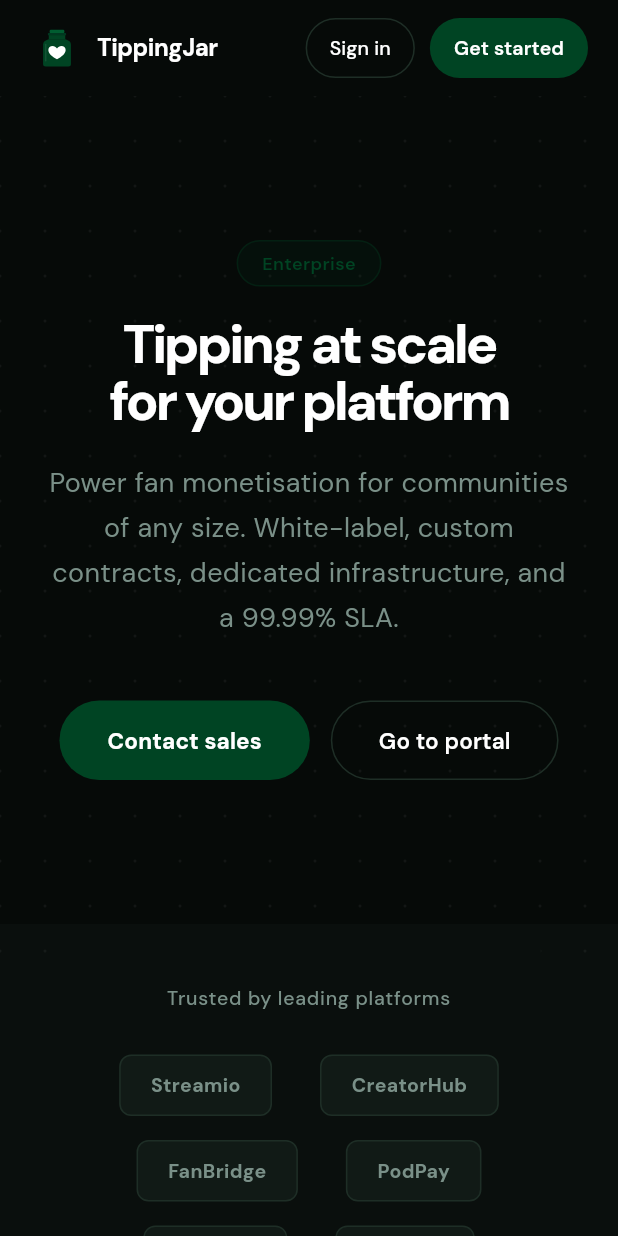
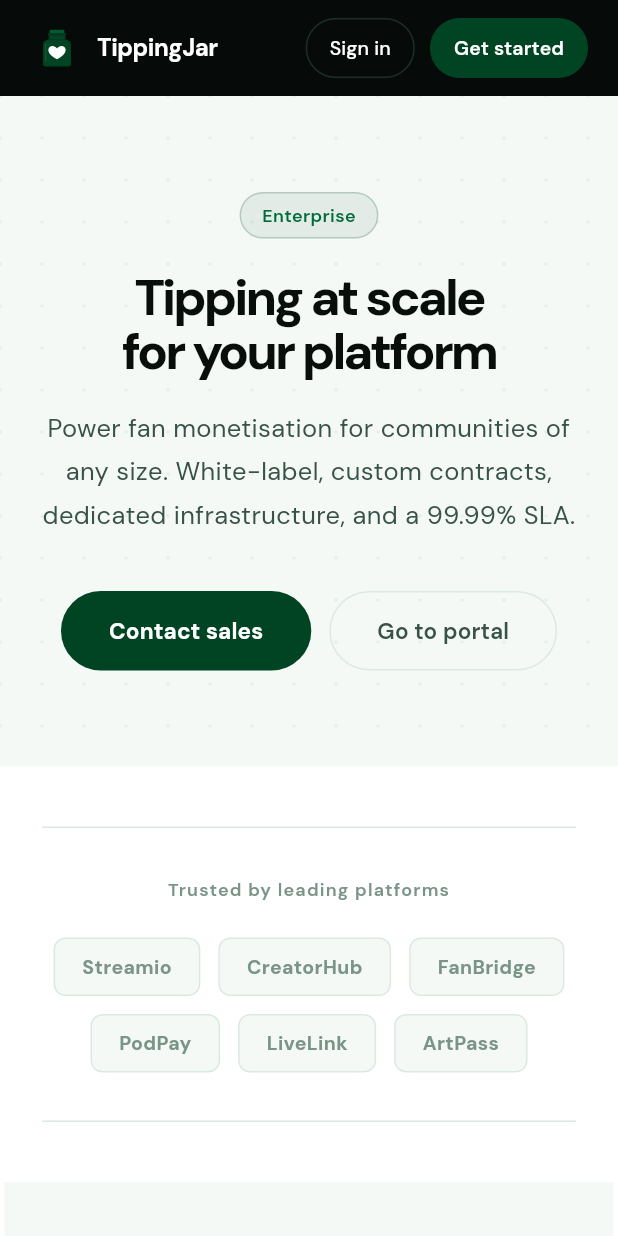
Before and after one commit to Thulani54/the-tipping-jar, a Flutter app: the EnterpriseScreen screen opened by its route, on a phone screen of 412 x 824 dp. Run offline on Flutter 3.47's test engine with Material 3 defaults, Android fonts, the phone set to English and light mode, and no system bars; drawn by our look-alikes of flutter_animate; our stand-ins replace file_picker, flutter_html, flutter_spinkit, flutter_svg, go_router, google_fonts and 3 more; missing offline and left inert: dart:html; accounts and stored records are empty; network calls fail.

Commit message:
feat: redesign enterprise + blog pages with white theme
Enterprise:
- White/sage bg, remove testimonials section
- Light dot painter hero, green tag pill
- White feature cards with hover lift + green border
- Green gradient CTA card with business icon

Blog:
- White/sage bg, sage hero with dot painter
- Featured card: ink headline, hover colour border, author avatar
- Article cards: hover lift, read time in header, author avatar
- Shared SiteFooter + smooth scroll on both pages

Co-Authored-By: Claude Sonnet 4.6 <noreply@anthropic.com>

```diff
--- a/frontend/lib/screens/enterprise_screen.dart
+++ b/frontend/lib/screens/enterprise_screen.dart
@@ -1,9 +1,20 @@
+import 'package:flutter/gestures.dart';
 import 'package:flutter/material.dart';
 import 'package:flutter_animate/flutter_animate.dart';
 import 'package:go_router/go_router.dart';
 import 'package:google_fonts/google_fonts.dart';
-import '../theme.dart';
 import '../widgets/app_nav.dart';
+import '../widgets/site_footer.dart';
+
+// ─── Palette ──────────────────────────────────────────────────────────────────
+const _bgWhite    = Colors.white;
+const _bgSage     = Color(0xFFF5F9F6);
+const _ink        = Color(0xFF080F0B);
+const _inkBody    = Color(0xFF38524A);
+const _inkMuted   = Color(0xFF7A9487);
+const _border     = Color(0xFFDBEAE1);
+const _green      = Color(0xFF004423);
+const _greenMid   = Color(0xFF006B3A);
 
 class EnterpriseScreen extends StatelessWidget {
   const EnterpriseScreen({super.key});
@@ -11,90 +22,85 @@ class EnterpriseScreen extends StatelessWidget {
   @override
   Widget build(BuildContext context) {
     return Scaffold(
-      backgroundColor: kDark,
+      backgroundColor: _bgWhite,
       appBar: AppNav(activeRoute: '/enterprise'),
-      body: SingleChildScrollView(
+      body: ScrollConfiguration(
+        behavior: _SmoothScroll(),
+        child: SingleChildScrollView(
+          physics: const ClampingScrollPhysics(),
           child: Column(children: [
             _hero(context),
             _logos(),
             _features(context),
-          _testimonials(),
             _cta(context),
-          _footer(),
+            const SiteFooter(),
           ]),
+        ),
       ),
     );
   }
 
-  // ─── Hero ──────────────────────────────────────────────────────────────────
   Widget _hero(BuildContext context) {
     final w = MediaQuery.of(context).size.width;
+    final mobile = w < 700;
     return Container(
       width: double.infinity,
-      decoration: const BoxDecoration(color: kDarker),
+      color: _bgSage,
       child: Stack(children: [
-        Positioned.fill(child: CustomPaint(painter: _DotGridPainter())),
+        Positioned.fill(child: CustomPaint(painter: _LightDotPainter())),
         Padding(
-          padding: EdgeInsets.symmetric(
-              horizontal: w > 900 ? 80 : 28, vertical: 96),
-          child: Column(
-            crossAxisAlignment: CrossAxisAlignment.center,
-            children: [
+          padding: EdgeInsets.symmetric(horizontal: w > 900 ? 80 : 28, vertical: mobile ? 64 : 96),
+          child: Column(children: [
             Container(
-          padding: const EdgeInsets.symmetric(horizontal: 16, vertical: 6),
+              padding: const EdgeInsets.symmetric(horizontal: 14, vertical: 6),
               decoration: BoxDecoration(
-            color: kPrimary.withOpacity(0.1),
-            borderRadius: BorderRadius.circular(36),
-            border: Border.all(color: kPrimary.withOpacity(0.3)),
+                color: _green.withOpacity(0.08),
+                borderRadius: BorderRadius.circular(100),
+                border: Border.all(color: _green.withOpacity(0.20)),
               ),
-          child: Text('Enterprise',
-              style: GoogleFonts.dmSans(
-                  color: kPrimary, fontWeight: FontWeight.w600, fontSize: 12)),
+              child: Text('Enterprise', style: GoogleFonts.dmSans(
+                  color: _greenMid, fontWeight: FontWeight.w600, fontSize: 12)),
             ).animate().fadeIn(duration: 400.ms),
-        const SizedBox(height: 20),
+            const SizedBox(height: 22),
             Text('Tipping at scale\nfor your platform',
                 style: GoogleFonts.dmSans(
-                color: Colors.white,
-                fontWeight: FontWeight.w800,
-                fontSize: w > 700 ? 56 : 36,
-                letterSpacing: -2,
-                height: 1.05),
+                    color: _ink, fontWeight: FontWeight.w800,
+                    fontSize: mobile ? 34 : 54,
+                    letterSpacing: -2.0, height: 1.05),
                 textAlign: TextAlign.center)
-            .animate().fadeIn(delay: 80.ms, duration: 500.ms).slideY(begin: 0.2),
-        const SizedBox(height: 20),
+                .animate().fadeIn(delay: 80.ms, duration: 500.ms).slideY(begin: 0.15),
+            const SizedBox(height: 18),
             ConstrainedBox(
-          constraints: const BoxConstraints(maxWidth: 580),
+              constraints: const BoxConstraints(maxWidth: 560),
               child: Text(
                 'Power fan monetisation for communities of any size. White-label, custom contracts, dedicated infrastructure, and a 99.99% SLA.',
-            style: GoogleFonts.dmSans(color: kMuted, fontSize: 18, height: 1.65),
+                style: GoogleFonts.dmSans(color: _inkBody, fontSize: 17, height: 1.7),
                 textAlign: TextAlign.center,
               ).animate().fadeIn(delay: 160.ms, duration: 500.ms),
             ),
-        const SizedBox(height: 40),
-        Wrap(spacing: 14, runSpacing: 12, alignment: WrapAlignment.center, children: [
+            const SizedBox(height: 36),
+            Wrap(spacing: 12, runSpacing: 12, alignment: WrapAlignment.center, children: [
               ElevatedButton(
                 onPressed: () => context.go('/contact'),
                 style: ElevatedButton.styleFrom(
-              backgroundColor: kPrimary,
-              foregroundColor: Colors.white,
-              elevation: 0,
-              shadowColor: Colors.transparent,
+                  backgroundColor: _green, foregroundColor: Colors.white,
+                  elevation: 0, shadowColor: Colors.transparent,
                   padding: const EdgeInsets.symmetric(horizontal: 32, vertical: 16),
-              shape: RoundedRectangleBorder(borderRadius: BorderRadius.circular(36)),
+                  shape: RoundedRectangleBorder(borderRadius: BorderRadius.circular(40)),
                 ),
-            child: Text('Contact sales',
-                style: GoogleFonts.dmSans(fontWeight: FontWeight.w700, fontSize: 15, color: Colors.white)),
+                child: Text('Contact sales', style: GoogleFonts.dmSans(
+                    fontWeight: FontWeight.w700, fontSize: 15, color: Colors.white)),
               ),
               OutlinedButton(
                 onPressed: () => context.go('/enterprise-portal'),
                 style: OutlinedButton.styleFrom(
-              foregroundColor: Colors.white,
-              side: const BorderSide(color: kBorder),
+                  foregroundColor: _ink,
+                  side: BorderSide(color: _border),
                   padding: const EdgeInsets.symmetric(horizontal: 32, vertical: 16),
-              shape: RoundedRectangleBorder(borderRadius: BorderRadius.circular(36)),
+                  shape: RoundedRectangleBorder(borderRadius: BorderRadius.circular(40)),
                 ),
-            child: Text('Go to portal',
-                style: GoogleFonts.dmSans(fontWeight: FontWeight.w600, fontSize: 15)),
+                child: Text('Go to portal', style: GoogleFonts.dmSans(
+                    fontWeight: FontWeight.w600, fontSize: 15, color: _inkBody)),
               ),
             ]).animate().fadeIn(delay: 240.ms, duration: 500.ms),
           ]),
@@ -103,259 +109,221 @@ class EnterpriseScreen extends StatelessWidget {
     );
   }
 
-  // ─── Client logos ──────────────────────────────────────────────────────────
   Widget _logos() => Container(
     padding: const EdgeInsets.symmetric(vertical: 40, horizontal: 28),
-    color: kDark,
+    color: _bgWhite,
     child: Column(children: [
+      Container(height: 1, color: _border, margin: const EdgeInsets.only(bottom: 32)),
       Text('Trusted by leading platforms',
-          style: GoogleFonts.dmSans(color: kMuted, fontSize: 13,
-              fontWeight: FontWeight.w500, letterSpacing: 0.5),
+          style: GoogleFonts.dmSans(color: _inkMuted, fontSize: 12,
+              fontWeight: FontWeight.w600, letterSpacing: 0.8),
           textAlign: TextAlign.center),
-      const SizedBox(height: 28),
+      const SizedBox(height: 24),
       Wrap(
-        spacing: 32, runSpacing: 16, alignment: WrapAlignment.center,
+        spacing: 12, runSpacing: 12, alignment: WrapAlignment.center,
         children: ['Streamio', 'CreatorHub', 'FanBridge', 'PodPay', 'LiveLink', 'ArtPass']
             .map((name) => Container(
-              padding: const EdgeInsets.symmetric(horizontal: 20, vertical: 10),
+              padding: const EdgeInsets.symmetric(horizontal: 18, vertical: 9),
               decoration: BoxDecoration(
-                color: kCardBg,
+                color: _bgSage,
                 borderRadius: BorderRadius.circular(8),
-                border: Border.all(color: kBorder),
+                border: Border.all(color: _border),
               ),
-              child: Text(name,
-                  style: GoogleFonts.dmSans(
-                      color: kMuted, fontWeight: FontWeight.w700, fontSize: 13)),
+              child: Text(name, style: GoogleFonts.dmSans(
+                  color: _inkMuted, fontWeight: FontWeight.w700, fontSize: 13)),
             ))
             .toList(),
       ),
+      const SizedBox(height: 32),
+      Container(height: 1, color: _border),
     ]),
   );
 
-  // ─── Enterprise features ───────────────────────────────────────────────────
   Widget _features(BuildContext context) {
     final w = MediaQuery.of(context).size.width;
     final features = [
-      (Icons.shield_rounded,          'SOC 2 Type II',           'Fully audited security controls with annual third-party pen testing.'),
-      (Icons.business_rounded,        'White-label',             'Your brand, your domain — TippingJar is invisible to your users.'),
-      (Icons.api_rounded,             'Enterprise API',          'High-throughput REST + webhooks with dedicated rate limits.'),
-      (Icons.support_agent_rounded,   'Dedicated support',       '24/7 Slack channel with a named account manager and 1-hour SLA.'),
-      (Icons.account_balance_rounded, 'Custom payouts',          'Bespoke settlement schedules, multi-currency, and T+1 options.'),
-      (Icons.analytics_rounded,       'Advanced analytics',      'Real-time dashboards, cohort analysis, and raw data exports.'),
-      (Icons.lock_rounded,            'SSO & SCIM',              'SAML 2.0, OIDC, Okta, and Azure AD provisioning out of the box.'),
-      (Icons.tune_rounded,            'Custom contracts',        'Volume pricing, MSA, BAA, and data processing agreements.'),
+      (Icons.shield_rounded,          'SOC 2 Type II',        'Fully audited security controls with annual third-party pen testing.'),
+      (Icons.business_rounded,        'White-label',          'Your brand, your domain — TippingJar is invisible to your users.'),
+      (Icons.api_rounded,             'Enterprise API',       'High-throughput REST + webhooks with dedicated rate limits.'),
+      (Icons.support_agent_rounded,   'Dedicated support',    '24/7 Slack channel with a named account manager and 1-hour SLA.'),
+      (Icons.account_balance_rounded, 'Custom payouts',       'Bespoke settlement schedules, multi-currency, and T+1 options.'),
+      (Icons.analytics_rounded,       'Advanced analytics',   'Real-time dashboards, cohort analysis, and raw data exports.'),
+      (Icons.lock_rounded,            'SSO & SCIM',           'SAML 2.0, OIDC, Okta, and Azure AD provisioning out of the box.'),
+      (Icons.tune_rounded,            'Custom contracts',     'Volume pricing, MSA, BAA, and data processing agreements.'),
     ];
     return Container(
       padding: EdgeInsets.symmetric(horizontal: w > 900 ? 80 : 28, vertical: 72),
-      color: kDarker,
+      color: _bgSage,
       child: Column(children: [
         Text('Built for the enterprise',
-            style: GoogleFonts.dmSans(color: Colors.white,
-                fontWeight: FontWeight.w800, fontSize: 32, letterSpacing: -1),
+            style: GoogleFonts.dmSans(color: _ink, fontWeight: FontWeight.w800,
+                fontSize: 34, letterSpacing: -1.2),
             textAlign: TextAlign.center)
             .animate().fadeIn(duration: 400.ms),
+        const SizedBox(height: 8),
+        Text('Everything you need to run tipping at scale.',
+            style: GoogleFonts.dmSans(color: _inkMuted, fontSize: 15),
+            textAlign: TextAlign.center),
         const SizedBox(height: 48),
         Wrap(
-          spacing: 20, runSpacing: 20,
+          spacing: 16, runSpacing: 16,
           alignment: WrapAlignment.center,
-          children: features.asMap().entries.map((e) =>
-            _FeatureCard(
-              icon: e.value.$1,
-              title: e.value.$2,
-              body: e.value.$3,
-              delay: 60 * e.key,
-            ),
-          ).toList(),
+          children: features.asMap().entries.map((e) => _FeatureCard(
+            icon: e.value.$1, title: e.value.$2, body: e.value.$3, delay: 60 * e.key,
+          )).toList(),
         ),
       ]),
     );
   }
 
-  // ─── Testimonials ──────────────────────────────────────────────────────────
-  Widget _testimonials() => Container(
-    color: kDarker,
-    padding: const EdgeInsets.symmetric(vertical: 72, horizontal: 28),
-    child: Column(children: [
-      Text('What enterprise customers say',
-          style: GoogleFonts.dmSans(color: Colors.white,
-              fontWeight: FontWeight.w800, fontSize: 28, letterSpacing: -0.8),
-          textAlign: TextAlign.center),
-      const SizedBox(height: 40),
-      Wrap(spacing: 24, runSpacing: 24, alignment: WrapAlignment.center,
-        children: [
-          _TestimonialCard(
-            quote: 'TippingJar\'s enterprise plan cut our integration time from weeks to a single afternoon. The white-label support is flawless.',
-            name: 'Sarah Chen',
-            role: 'CTO at Streamio',
-            initials: 'SC',
+  Widget _cta(BuildContext context) {
+    final mobile = MediaQuery.of(context).size.width < 680;
+    return Container(
+      color: _bgWhite,
+      padding: EdgeInsets.fromLTRB(mobile ? 16 : 32, 72, mobile ? 16 : 32, 72),
+      child: Center(
+        child: ConstrainedBox(
+          constraints: const BoxConstraints(maxWidth: 860),
+          child: Container(
+            padding: EdgeInsets.fromLTRB(
+                mobile ? 28 : 56, mobile ? 48 : 60,
+                mobile ? 28 : 56, mobile ? 40 : 56),
+            decoration: BoxDecoration(
+              borderRadius: BorderRadius.circular(28),
+              gradient: const LinearGradient(
+                colors: [Color(0xFF003D1F), Color(0xFF00622E), Color(0xFF007A38)],
+                begin: Alignment.topLeft,
+                end: Alignment.bottomRight,
               ),
-          _TestimonialCard(
-            quote: 'We process over 200K tips a month. The uptime, the support response time, and the custom payout schedule are exactly what we needed.',
-            name: 'Marcus O\'Brien',
-            role: 'Head of Payments, CreatorHub',
-            initials: 'MO',
-          ),
-          _TestimonialCard(
-            quote: 'The dedicated Slack channel with our account manager makes us feel like they\'re part of our team. Highly recommended.',
-            name: 'Priya Nair',
-            role: 'VP Engineering, FanBridge',
-            initials: 'PN',
-          ),
+              boxShadow: [
+                BoxShadow(color: _green.withOpacity(0.28),
+                    blurRadius: 56, offset: const Offset(0, 20)),
               ],
-      ),
-    ]),
-  );
-
-  // ─── CTA ───────────────────────────────────────────────────────────────────
-  Widget _cta(BuildContext context) => Container(
-    margin: const EdgeInsets.symmetric(horizontal: 28, vertical: 56),
-    padding: const EdgeInsets.symmetric(vertical: 64, horizontal: 40),
-    decoration: BoxDecoration(
-      color: kCardBg,
-      borderRadius: BorderRadius.circular(24),
-      border: Border.all(color: kBorder),
             ),
             child: Column(children: [
               Container(
                 width: 56, height: 56,
-        decoration: const BoxDecoration(color: kPrimary, shape: BoxShape.circle),
-        child: const Icon(Icons.business_rounded, color: Colors.white, size: 24),
+                decoration: BoxDecoration(
+                  color: Colors.white.withOpacity(0.12),
+                  shape: BoxShape.circle,
                 ),
+                child: const Icon(Icons.business_rounded, color: Colors.white, size: 26),
+              ).animate().fadeIn(duration: 300.ms),
               const SizedBox(height: 20),
               Text('Ready to talk?',
-          style: GoogleFonts.dmSans(color: Colors.white,
-              fontWeight: FontWeight.w800, fontSize: 32, letterSpacing: -1),
-          textAlign: TextAlign.center),
-      const SizedBox(height: 10),
+                  style: GoogleFonts.dmSans(
+                      color: Colors.white, fontWeight: FontWeight.w800,
+                      fontSize: mobile ? 32 : 46,
+                      height: 1.05, letterSpacing: -1.8),
+                  textAlign: TextAlign.center)
+                  .animate().fadeIn(delay: 80.ms),
+              const SizedBox(height: 12),
               Text('Our sales team will respond within one business day.',
-          style: GoogleFonts.dmSans(color: kMuted, fontSize: 16),
-          textAlign: TextAlign.center),
+                  style: GoogleFonts.dmSans(
+                      color: Colors.white.withOpacity(0.60), fontSize: 16, height: 1.6),
+                  textAlign: TextAlign.center)
+                  .animate().fadeIn(delay: 140.ms),
               const SizedBox(height: 32),
               ElevatedButton(
                 onPressed: () => context.go('/contact'),
                 style: ElevatedButton.styleFrom(
-          backgroundColor: kPrimary,
-          foregroundColor: Colors.white,
+                  backgroundColor: Colors.white, foregroundColor: _green,
                   elevation: 0,
-          shadowColor: Colors.transparent,
-          padding: const EdgeInsets.symmetric(horizontal: 36, vertical: 16),
-          shape: RoundedRectangleBorder(borderRadius: BorderRadius.circular(36)),
+                  padding: const EdgeInsets.symmetric(horizontal: 36, vertical: 18),
+                  shape: RoundedRectangleBorder(borderRadius: BorderRadius.circular(40)),
                 ),
-        child: Text('Schedule a demo',
-            style: GoogleFonts.dmSans(fontWeight: FontWeight.w700, fontSize: 15, color: Colors.white)),
+                child: Text('Schedule a demo', style: GoogleFonts.dmSans(
+                    fontWeight: FontWeight.w700, fontSize: 15, color: _green)),
+              ).animate().fadeIn(delay: 200.ms)
+                  .scale(begin: const Offset(0.94, 0.94), curve: Curves.easeOut),
+            ]),
           ),
-    ]),
-  );
-
-  Widget _footer() => Container(
-    color: kDarker,
-    padding: const EdgeInsets.all(24),
-    child: const Text('© 2026 TippingJar. All rights reserved.',
-        style: TextStyle(color: kMuted, fontSize: 12),
-        textAlign: TextAlign.center),
+        ),
+      ),
     );
   }
+}
 
-// ─── Feature Card ─────────────────────────────────────────────────────────────
-class _FeatureCard extends StatelessWidget {
+// ─── Feature card ─────────────────────────────────────────────────────────────
+class _FeatureCard extends StatefulWidget {
   final IconData icon;
   final String title, body;
   final int delay;
   const _FeatureCard({required this.icon, required this.title,
       required this.body, required this.delay});
+  @override
+  State<_FeatureCard> createState() => _FeatureCardState();
+}
 
+class _FeatureCardState extends State<_FeatureCard> {
+  bool _hovered = false;
   @override
   Widget build(BuildContext context) {
-    return Container(
+    return MouseRegion(
+      onEnter: (_) => setState(() => _hovered = true),
+      onExit:  (_) => setState(() => _hovered = false),
+      child: AnimatedContainer(
+        duration: 200.ms,
         width: 280,
         padding: const EdgeInsets.all(24),
         decoration: BoxDecoration(
-        color: kCardBg,
+          color: Colors.white,
           borderRadius: BorderRadius.circular(16),
-        border: Border.all(color: kBorder),
+          border: Border.all(
+              color: _hovered ? const Color(0xFF004423).withOpacity(0.35) : const Color(0xFFDBEAE1)),
+          boxShadow: _hovered
+              ? [BoxShadow(color: const Color(0xFF004423).withOpacity(0.10),
+                  blurRadius: 24, offset: const Offset(0, 8))]
+              : [BoxShadow(color: Colors.black.withOpacity(0.04),
+                  blurRadius: 8, offset: const Offset(0, 2))],
         ),
         child: Column(crossAxisAlignment: CrossAxisAlignment.start, children: [
           Container(
-          width: 40, height: 40,
+            width: 42, height: 42,
             decoration: BoxDecoration(
-            color: kPrimary.withOpacity(0.1),
+              color: const Color(0xFF004423).withOpacity(0.08),
               borderRadius: BorderRadius.circular(10),
             ),
-          child: Icon(icon, color: kPrimary, size: 20),
+            child: Icon(widget.icon, color: const Color(0xFF004423), size: 20),
           ),
           const SizedBox(height: 14),
-        Text(title,
-            style: GoogleFonts.dmSans(
-                color: Colors.white, fontWeight: FontWeight.w700, fontSize: 15)),
+          Text(widget.title, style: GoogleFonts.dmSans(
+              color: const Color(0xFF080F0B), fontWeight: FontWeight.w700, fontSize: 15)),
           const SizedBox(height: 6),
-        Text(body,
-            style: GoogleFonts.dmSans(color: kMuted, fontSize: 13, height: 1.55)),
+          Text(widget.body, style: GoogleFonts.dmSans(
+              color: const Color(0xFF7A9487), fontSize: 13, height: 1.6)),
         ]),
-    ).animate().fadeIn(delay: delay.ms, duration: 400.ms).slideY(begin: 0.1);
+      ).animate().fadeIn(delay: widget.delay.ms, duration: 400.ms)
+          .slideY(begin: 0.1, curve: Curves.easeOut),
+    );
   }
 }
 
-// ─── Dot grid background ─────────────────────────────────────────────────────
-class _DotGridPainter extends CustomPainter {
+// ─── Light dot painter ────────────────────────────────────────────────────────
+class _LightDotPainter extends CustomPainter {
   @override
   void paint(Canvas canvas, Size size) {
     final paint = Paint()
-      ..color = Colors.white.withOpacity(0.05)
+      ..color = const Color(0xFF004423).withOpacity(0.06)
       ..style = PaintingStyle.fill;
-    const spacing = 30.0;
-    const radius = 1.0;
-    for (double x = 0; x <= size.width + spacing; x += spacing) {
-      for (double y = 0; y <= size.height + spacing; y += spacing) {
-        canvas.drawCircle(Offset(x, y), radius, paint);
+    const spacing = 28.0;
+    for (double x = 0; x <= size.width; x += spacing)
+      for (double y = 0; y <= size.height; y += spacing)
+        canvas.drawCircle(Offset(x, y), 1.2, paint);
   }
-    }
+  @override
+  bool shouldRepaint(covariant CustomPainter old) => false;
 }
 
+// ─── Smooth scroll ────────────────────────────────────────────────────────────
+class _SmoothScroll extends ScrollBehavior {
   @override
-  bool shouldRepaint(covariant CustomPainter oldDelegate) => false;
+  Set<PointerDeviceKind> get dragDevices => {
+    PointerDeviceKind.touch,
+    PointerDeviceKind.mouse,
+    PointerDeviceKind.trackpad,
+  };
+  @override
+  ScrollPhysics getScrollPhysics(BuildContext context) =>
+      const ClampingScrollPhysics();
 }
-
-// ─── Testimonial Card ─────────────────────────────────────────────────────────
-class _TestimonialCard extends StatelessWidget {
-  final String quote, name, role, initials;
-  const _TestimonialCard({required this.quote, required this.name,
-      required this.role, required this.initials});
-
-  @override
-  Widget build(BuildContext context) {
-    return Container(
-      width: 320,
-      padding: const EdgeInsets.all(24),
-      decoration: BoxDecoration(
-        color: kCardBg,
-        borderRadius: BorderRadius.circular(16),
-        border: Border.all(color: kBorder),
-      ),
-      child: Column(crossAxisAlignment: CrossAxisAlignment.start, children: [
-        Row(children: List.generate(5, (_) =>
-            const Icon(Icons.star_rounded, color: kPrimary, size: 16))),
-        const SizedBox(height: 14),
-        Text('"$quote"',
-            style: GoogleFonts.dmSans(
-                color: Colors.white, fontSize: 14, height: 1.6,
-                fontStyle: FontStyle.italic)),
-        const SizedBox(height: 20),
-        Row(children: [
-          Container(
-            width: 36, height: 36,
-            decoration: const BoxDecoration(color: kPrimary, shape: BoxShape.circle),
-            child: Center(child: Text(initials,
-                style: GoogleFonts.dmSans(
-                    color: Colors.white, fontWeight: FontWeight.w800, fontSize: 12))),
-          ),
-          const SizedBox(width: 10),
-          Column(crossAxisAlignment: CrossAxisAlignment.start, children: [
-            Text(name, style: GoogleFonts.dmSans(
-                color: Colors.white, fontWeight: FontWeight.w700, fontSize: 13)),
-            Text(role, style: GoogleFonts.dmSans(color: kMuted, fontSize: 12)),
-          ]),
-        ]),
-      ]),
-    );
-  }
-}
```
Also changed, not shown: frontend/lib/screens/blog_screen.dart (+195 -103 lines). Lines whose indentation alone changed are shown as unchanged.
